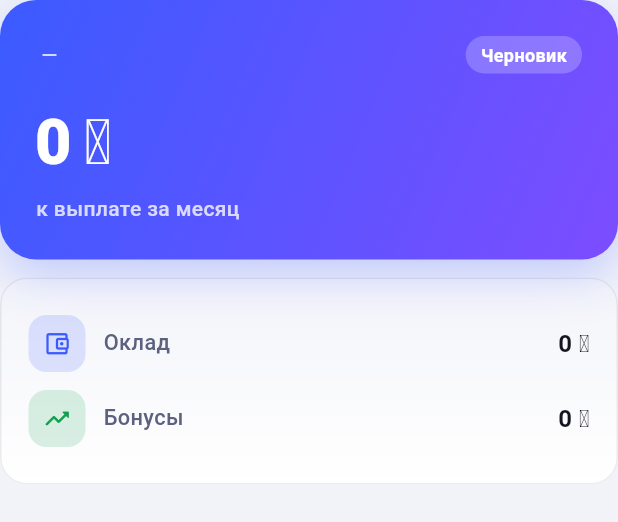
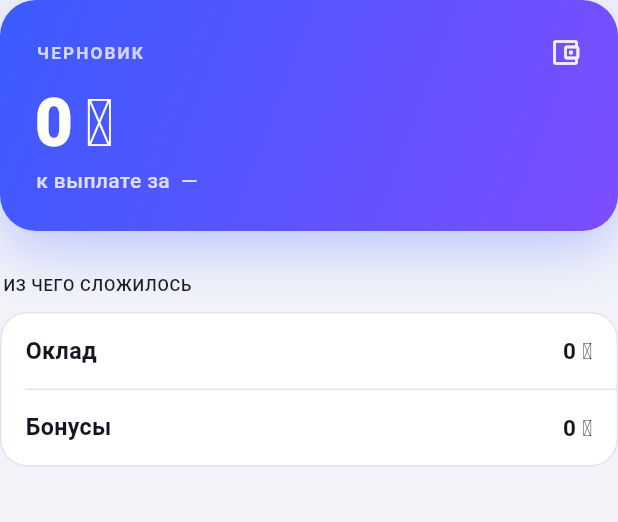
Before and after one commit to adiletpn/CorpsolApp, a Flutter app: the _PayrollCard widget shown alone on an empty page, opened directly with empty values, on a phone screen of 412 x 824 dp. Shown: the top 522 px of the screen. Run offline on Flutter 3.47's test engine with Material 3 defaults, Android fonts, the phone set to English and light mode, and no system bars; our stand-ins replace device_info_plus, firebase_auth, firebase_core, flutter_secure_storage, geolocator, package_info_plus and 1 more; missing offline and left inert: mobile_scanner; accounts and stored records are empty; network calls fail.

Commit message:
feat(flutter): экран зарплаты — итог на градиенте, разбор панелями

```diff
--- a/apps/mobile_flutter/lib/screens/payroll_screen.dart
+++ b/apps/mobile_flutter/lib/screens/payroll_screen.dart
@@ -7,8 +7,9 @@ import '../core/labels.dart';
 import '../core/period.dart';
 import '../palette.dart';
 import '../theme.dart';
+import '../widgets/figures.dart';
+import '../widgets/list.dart';
 import '../widgets/period_screen.dart';
-import '../widgets/ui.dart';
 
 class PayrollScreen extends StatelessWidget {
   const PayrollScreen({super.key});
@@ -44,167 +45,64 @@ class _PayrollCard extends StatelessWidget {
 
   @override
   Widget build(BuildContext context) {
+    final palette = context.palette;
+
     return Column(
       crossAxisAlignment: CrossAxisAlignment.start,
       children: [
-        GradientCard(
-          padding: EdgeInsets.all(gap(3)),
-          child: Column(
-            crossAxisAlignment: CrossAxisAlignment.start,
-            children: [
-              Row(
-                children: [
-                  Expanded(
-                    child: Text(
-                      '${formatDate(payroll.periodStart)} — ${formatDate(payroll.periodEnd)}',
-                      style: TextStyle(
-                        color: Colors.white.withValues(alpha: 0.78),
-                        fontSize: 13.5,
-                      ),
-                    ),
-                  ),
-                  Container(
-                    padding: EdgeInsets.symmetric(
-                      horizontal: gap(1.25),
-                      vertical: gap(0.5),
-                    ),
-                    decoration: BoxDecoration(
-                      color: Colors.white.withValues(alpha: 0.22),
-                      borderRadius: BorderRadius.circular(999),
-                    ),
-                    child: Text(
-                      payrollStatusLabel(payroll.status),
-                      style: const TextStyle(
-                        color: Colors.white,
-                        fontSize: 12,
-                        fontWeight: FontWeight.w700,
-                      ),
-                    ),
-                  ),
-                ],
+        HeroFigure(
+          label: payrollStatusLabel(payroll.status),
+          value: formatMoney(payroll.totalMinor),
+          caption:
+              'к выплате за ${formatDate(payroll.periodStart)} — '
+              '${formatDate(payroll.periodEnd)}',
+          icon: Icons.account_balance_wallet_outlined,
+        ),
+        SizedBox(height: gap(3.5)),
+        const SectionLabel('Из чего сложилось'),
+        Panel(
+          children: [
+            PanelRow(
+              title: 'Оклад',
+              trailing: RowValue(formatMoney(payroll.baseSalaryMinor)),
+            ),
+            PanelRow(
+              title: 'Бонусы',
+              trailing: RowValue(
+                formatMoney(payroll.bonusMinor),
+                color: payroll.bonusMinor > 0 ? palette.success : null,
               ),
-              SizedBox(height: gap(2)),
-              Text(
-                formatMoney(payroll.totalMinor),
-                style: const TextStyle(
-                  color: Colors.white,
-                  fontSize: 42,
-                  fontWeight: FontWeight.w800,
-                  letterSpacing: -1.2,
+            ),
+            if (payroll.penaltyMinor != 0)
+              PanelRow(
+                title: 'Удержания',
+                accent: palette.danger,
+                trailing: RowValue(
+                  formatMoney(-payroll.penaltyMinor.abs()),
+                  color: palette.danger,
                 ),
               ),
-              SizedBox(height: gap(0.5)),
-              Text(
-                'к выплате за месяц',
-                style: TextStyle(
-                  color: Colors.white.withValues(alpha: 0.78),
-                  fontSize: 14,
-                ),
-              ),
-            ],
-          ),
+          ],
         ),
-        SizedBox(height: gap(1.5)),
-        AppCard(
-          padding: EdgeInsets.all(gap(2.25)),
-          child: Column(
+        if (payroll.lines.isNotEmpty) ...[
+          SizedBox(height: gap(3.5)),
+          const SectionLabel('Подробно'),
+          Panel(
             children: [
-              _Row(
-                icon: Icons.account_balance_wallet_outlined,
-                color: context.palette.accent,
-                label: 'Оклад',
-                amount: payroll.baseSalaryMinor,
-              ),
-              _Row(
-                icon: Icons.trending_up_rounded,
-                color: context.palette.success,
-                label: 'Бонусы',
-                amount: payroll.bonusMinor,
-              ),
-              if (payroll.penaltyMinor != 0)
-                _Row(
-                  icon: Icons.trending_down_rounded,
-                  color: context.palette.danger,
-                  label: 'Удержания',
-                  amount: -payroll.penaltyMinor.abs(),
+              for (final line in payroll.lines)
+                PanelRow(
+                  title: line.title,
+                  trailing: RowValue(
+                    formatMoney(line.amountMinor),
+                    color: line.amountMinor < 0 ? palette.danger : null,
+                    muted: line.amountMinor == 0,
+                  ),
                 ),
             ],
           ),
-        ),
-        if (payroll.lines.isNotEmpty) ...[
-          SizedBox(height: gap(2.5)),
-          Text(
-            'Из чего сложилось',
-            style: Theme.of(context).textTheme.titleMedium,
-          ),
-          SizedBox(height: gap(1.5)),
-          for (final line in payroll.lines) ...[
-            AppCard(
-              padding: EdgeInsets.all(gap(1.75)),
-              child: Row(
-                children: [
-                  Expanded(
-                    child: Text(
-                      line.title,
-                      style: Theme.of(context).textTheme.bodyMedium,
-                    ),
-                  ),
-                  Text(
-                    formatMoney(line.amountMinor),
-                    style: TextStyle(
-                      color: line.amountMinor < 0
-                          ? context.palette.danger
-                          : context.palette.success,
-                      fontSize: 15,
-                      fontWeight: FontWeight.w700,
-                    ),
-                  ),
-                ],
-              ),
-            ),
-            SizedBox(height: gap(1)),
-          ],
         ],
+        SizedBox(height: gap(2)),
       ],
     );
   }
 }
-
-class _Row extends StatelessWidget {
-  const _Row({
-    required this.icon,
-    required this.color,
-    required this.label,
-    required this.amount,
-  });
-
-  final IconData icon;
-  final Color color;
-  final String label;
-  final int amount;
-
-  @override
-  Widget build(BuildContext context) => Padding(
-    padding: EdgeInsets.symmetric(vertical: gap(0.75)),
-    child: Row(
-      children: [
-        IconChip(icon: icon, color: color, size: 38),
-        SizedBox(width: gap(1.5)),
-        Expanded(
-          child: Text(
-            label,
-            style: TextStyle(color: context.palette.textMuted, fontSize: 14.5),
-          ),
-        ),
-        Text(
-          formatMoney(amount),
-          style: TextStyle(
-            color: context.palette.text,
-            fontSize: 16,
-            fontWeight: FontWeight.w700,
-          ),
-        ),
-      ],
-    ),
-  );
-}
```
Also changed, not shown: 1 other file.
